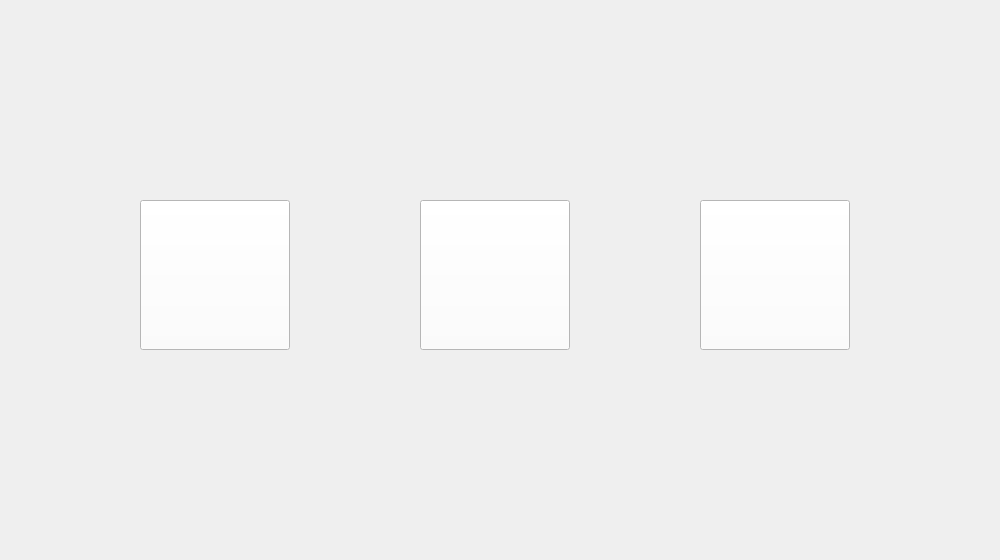
Qt form MusicVisualization/src/View/ThreeChoices/ThreeChoicesWindow.ui (MohanChi/MusicVisualization) before a commit.
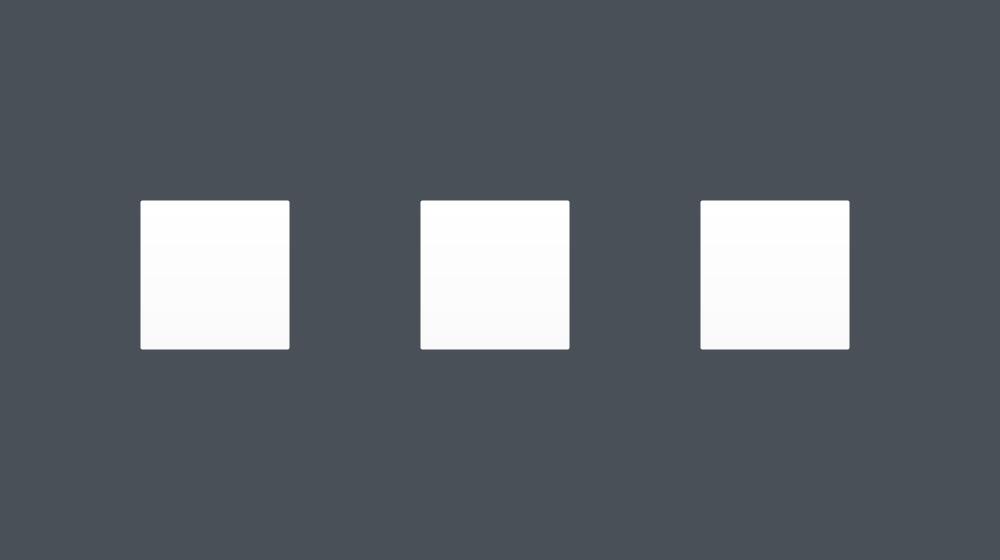
The same form after that commit. Custom widgets are drawn as their Qt base class.

Commit message: update and add some button img, create a new pushbutton widget which can response hovering and pressing

```diff
--- a/MusicVisualization/src/View/ThreeChoices/ThreeChoicesWindow.ui
+++ b/MusicVisualization/src/View/ThreeChoices/ThreeChoicesWindow.ui
@@ -22,7 +22,10 @@
      <height>560</height>
     </rect>
    </property>
-   <widget class="QPushButton" name="btn_continue">
+   <property name="styleSheet">
+    <string notr="true">background-color: rgb(73, 80, 87);</string>
+   </property>
+   <widget class="ResPushButton" name="btn_continue">
     <property name="geometry">
      <rect>
       <x>700</x>
@@ -32,11 +35,17 @@
      </rect>
     </property>
     <property name="styleSheet">
-     <string notr="true">background-color: rgb(255, 255, 255);</string>
+     <string notr="true">background-color: rgba(255, 255, 255, 0);</string>
     </property>
     <property name="text">
      <string/>
     </property>
+    <property name="iconSize">
+     <size>
+      <width>150</width>
+      <height>150</height>
+     </size>
+    </property>
    </widget>
    <widget class="QPushButton" name="btn_create">
     <property name="geometry">
@@ -48,11 +57,17 @@
      </rect>
     </property>
     <property name="styleSheet">
-     <string notr="true">background-color: rgb(255, 255, 255);</string>
+     <string notr="true">background-color: rgba(255, 255, 255, 0);</string>
     </property>
     <property name="text">
      <string/>
     </property>
+    <property name="iconSize">
+     <size>
+      <width>150</width>
+      <height>150</height>
+     </size>
+    </property>
    </widget>
    <widget class="QPushButton" name="btn_display">
     <property name="geometry">
@@ -64,11 +79,17 @@
      </rect>
     </property>
     <property name="styleSheet">
-     <string notr="true">background-color: rgb(255, 255, 255);</string>
+     <string notr="true">background-color: rgba(255, 255, 255, 0);</string>
     </property>
     <property name="text">
      <string/>
     </property>
+    <property name="iconSize">
+     <size>
+      <width>150</width>
+      <height>150</height>
+     </size>
+    </property>
    </widget>
    <zorder>btn_create</zorder>
    <zorder>btn_display</zorder>
@@ -76,6 +97,13 @@
   </widget>
  </widget>
  <layoutdefault spacing="6" margin="11"/>
+ <customwidgets>
+  <customwidget>
+   <class>ResPushButton</class>
+   <extends>QPushButton</extends>
+   <header location="global">F:\MIProject\MusicVisualization\MusicVisualization\src\Module\QtWidget\respushbutton.h</header>
+  </customwidget>
+ </customwidgets>
  <resources/>
  <connections/>
 </ui>
```
Left out of the diff: 7 changed lines with no effect on the pictures. The commit also changes 82 other files.
